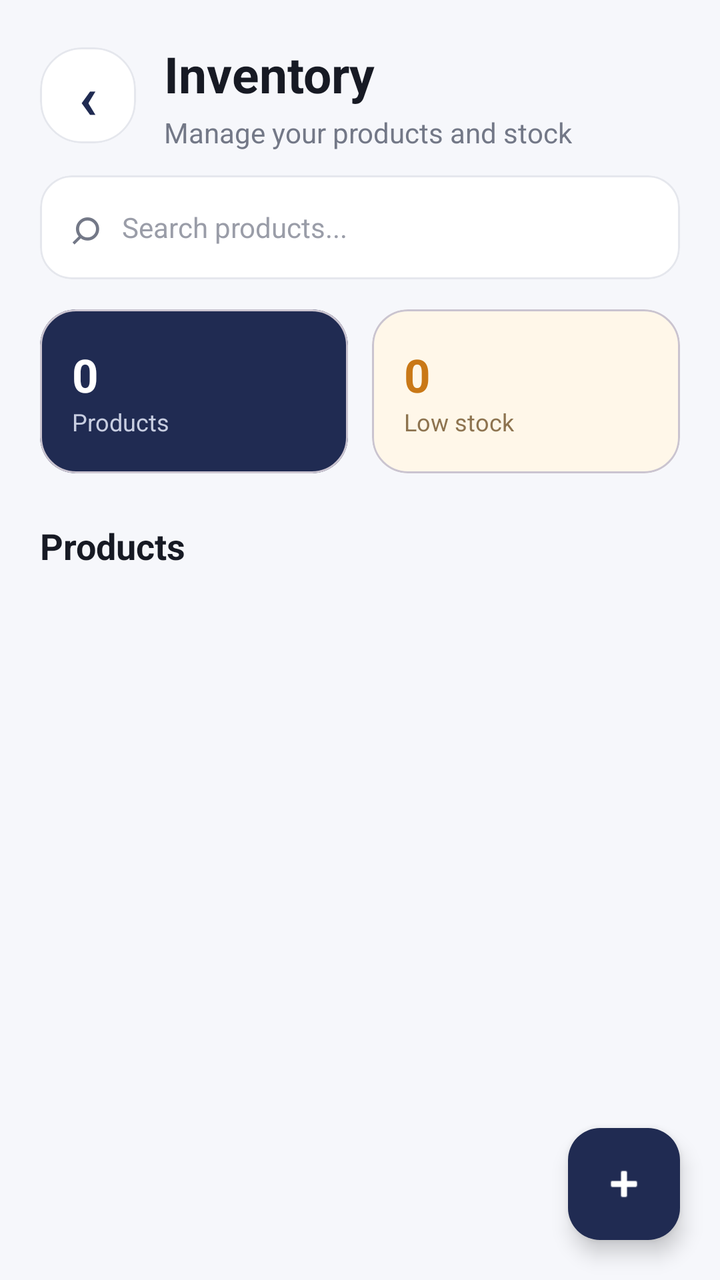
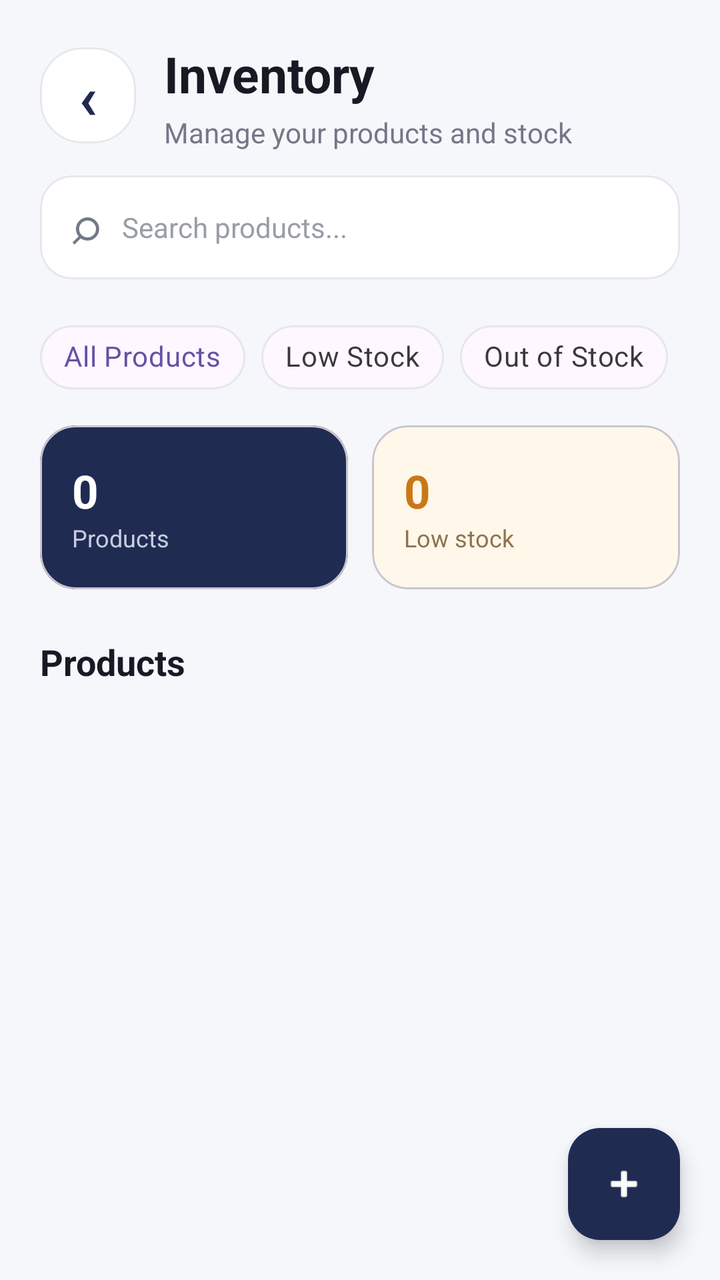

An Android layout rendered at two revisions. The XML below is the earlier revision; the diff shows what the commit changed to produce the second picture.
<!-- AndroidManifest.xml: application theme Theme.BillEasy -->
<!-- res/layout/activity_inventory.xml -->
<?xml version="1.0" encoding="utf-8"?>
<LinearLayout xmlns:android="http://schemas.android.com/apk/res/android"
    xmlns:app="http://schemas.android.com/apk/res-auto"
    android:layout_width="match_parent"
    android:layout_height="match_parent"
    android:orientation="vertical"
    android:background="#F6F7FB">

    

    <LinearLayout
        android:layout_width="match_parent"
        android:layout_height="wrap_content"
        android:gravity="center_vertical"
        android:orientation="horizontal"
        android:paddingStart="20dp"
        android:paddingTop="20dp"
        android:paddingEnd="20dp"
        android:paddingBottom="12dp">

        

        <com.google.android.material.card.MaterialCardView
            android:id="@+id/btnBack"
            android:layout_width="48dp"
            android:layout_height="48dp"
            android:clickable="true"
            android:focusable="true"
            app:cardBackgroundColor="#FFFFFF"
            app:cardCornerRadius="21dp"
            app:cardElevation="0dp"
            app:rippleColor="#E9EBF2"
            app:strokeColor="#E5E7ED"
            app:strokeWidth="1dp">

            <TextView
                android:layout_width="match_parent"
                android:layout_height="match_parent"
                android:gravity="center"
                android:text="‹"
                android:textColor="#202B52"
                android:textSize="30sp"
                android:textStyle="bold" />

        </com.google.android.material.card.MaterialCardView>


        

        <LinearLayout
            android:layout_width="0dp"
            android:layout_height="wrap_content"
            android:layout_marginStart="14dp"
            android:layout_weight="1"
            android:orientation="vertical">

            <TextView
                android:layout_width="wrap_content"
                android:layout_height="wrap_content"
                android:text="Inventory"
                android:textColor="#171A24"
                android:textSize="25sp"
                android:textStyle="bold" />

            <TextView
                android:layout_width="wrap_content"
                android:layout_height="wrap_content"
                android:layout_marginTop="3dp"
                android:text="Manage your products and stock"
                android:textColor="#737887"
                android:textSize="14sp" />

        </LinearLayout>

    </LinearLayout>


    

    <com.google.android.material.card.MaterialCardView
        android:layout_width="match_parent"
        android:layout_height="52dp"
        android:layout_marginStart="20dp"
        android:layout_marginEnd="20dp"
        android:layout_marginBottom="15dp"
        app:cardBackgroundColor="#FFFFFF"
        app:cardCornerRadius="16dp"
        app:cardElevation="0dp"
        app:strokeColor="#E5E7ED"
        app:strokeWidth="1dp">

        <LinearLayout
            android:layout_width="match_parent"
            android:layout_height="match_parent"
            android:gravity="center_vertical"
            android:paddingStart="15dp"
            android:paddingEnd="15dp">

            <TextView
                android:layout_width="wrap_content"
                android:layout_height="wrap_content"
                android:text="⌕"
                android:textColor="#737887"
                android:textSize="25sp" />

            <EditText
                android:id="@+id/etSearch"
                android:layout_width="0dp"
                android:layout_height="match_parent"
                android:layout_marginStart="10dp"
                android:layout_weight="1"
                android:background="@null"
                android:hint="Search products..."
                android:singleLine="true"
                android:textColor="#171A24"
                android:textColorHint="#9A9DA8"
                android:textSize="14sp" />

        </LinearLayout>

    </com.google.android.material.card.MaterialCardView>


    

    <LinearLayout
        android:layout_width="match_parent"
        android:layout_height="wrap_content"
        android:paddingStart="20dp"
        android:paddingEnd="20dp"
        android:orientation="horizontal">

        <com.google.android.material.card.MaterialCardView
            android:layout_width="0dp"
            android:layout_height="82dp"
            android:layout_marginEnd="6dp"
            android:layout_weight="1"
            app:cardBackgroundColor="#202B52"
            app:cardCornerRadius="18dp"
            app:cardElevation="0dp">

            <LinearLayout
                android:layout_width="match_parent"
                android:layout_height="match_parent"
                android:gravity="center_vertical"
                android:orientation="vertical"
                android:paddingStart="16dp">

                <TextView
                    android:id="@+id/tvTotalProducts"
                    android:layout_width="wrap_content"
                    android:layout_height="wrap_content"
                    android:text="0"
                    android:textColor="#FFFFFF"
                    android:textSize="23sp"
                    android:textStyle="bold" />

                <TextView
                    android:layout_width="wrap_content"
                    android:layout_height="wrap_content"
                    android:text="Products"
                    android:textColor="#C8CEE1"
                    android:textSize="12sp" />

            </LinearLayout>

        </com.google.android.material.card.MaterialCardView>


        <com.google.android.material.card.MaterialCardView
            android:layout_width="0dp"
            android:layout_height="82dp"
            android:layout_marginStart="6dp"
            android:layout_weight="1"
            app:cardBackgroundColor="#FFF7E9"
            app:cardCornerRadius="18dp"
            app:cardElevation="0dp">

            <LinearLayout
                android:layout_width="match_parent"
                android:layout_height="match_parent"
                android:gravity="center_vertical"
                android:orientation="vertical"
                android:paddingStart="16dp">

                <TextView
                    android:id="@+id/tvLowStock"
                    android:layout_width="wrap_content"
                    android:layout_height="wrap_content"
                    android:text="0"
                    android:textColor="#C97817"
                    android:textSize="23sp"
                    android:textStyle="bold" />

                <TextView
                    android:layout_width="wrap_content"
                    android:layout_height="wrap_content"
                    android:text="Low stock"
                    android:textColor="#8D734F"
                    android:textSize="12sp" />

            </LinearLayout>

        </com.google.android.material.card.MaterialCardView>

    </LinearLayout>


    

    <TextView
        android:layout_width="wrap_content"
        android:layout_height="wrap_content"
        android:layout_marginStart="20dp"
        android:layout_marginTop="24dp"
        android:text="Products"
        android:textColor="#171A24"
        android:textSize="18sp"
        android:textStyle="bold" />

    <androidx.recyclerview.widget.RecyclerView
        android:id="@+id/recyclerProducts"
        android:layout_width="match_parent"
        android:layout_height="0dp"
        android:layout_weight="1"
        android:clipToPadding="false"
        android:paddingStart="20dp"
        android:paddingTop="12dp"
        android:paddingEnd="20dp"
        android:paddingBottom="90dp" />


    

    <com.google.android.material.floatingactionbutton.FloatingActionButton
        android:id="@+id/fabAddProduct"
        android:layout_width="wrap_content"
        android:layout_height="wrap_content"
        android:layout_gravity="end"
        android:layout_marginEnd="20dp"
        android:layout_marginBottom="20dp"
        android:contentDescription="Add product"
        android:src="@android:drawable/ic_input_add"
        app:backgroundTint="#202B52"
        app:tint="#FFFFFF" />

</LinearLayout>
<!-- resources referenced by this layout -->
<resources>
  <style name="Theme.BillEasy" parent="Base.Theme.BillEasy" />
  <style name="Base.Theme.BillEasy" parent="Theme.Material3.DayNight.NoActionBar">
          
          
      </style>
</resources>

<!-- the commit's change to res/layout/activity_inventory.xml (unified diff, before → after) -->
@@ -123,6 +123,71 @@
 
     
 
+    <HorizontalScrollView
+        android:layout_width="match_parent"
+        android:layout_height="wrap_content"
+        android:layout_marginStart="20dp"
+        android:layout_marginEnd="20dp"
+        android:layout_marginBottom="10dp"
+        android:scrollbars="none">
+
+        <com.google.android.material.chip.ChipGroup
+            android:id="@+id/chipGroupFilters"
+            android:layout_width="wrap_content"
+            android:layout_height="wrap_content"
+            app:selectionRequired="true"
+            app:singleSelection="true">
+
+            <com.google.android.material.chip.Chip
+                android:id="@+id/chipAll"
+                style="@style/Widget.MaterialComponents.Chip.Choice"
+                android:layout_width="wrap_content"
+                android:layout_height="wrap_content"
+                android:checked="true"
+                android:checkable="true"
+                android:clickable="true"
+                android:focusable="true"
+                android:text="All Products"
+                android:textColor="@color/chip_text_state_list"
+                app:chipBackgroundColor="@color/chip_bg_state_list"
+                app:chipStrokeColor="#E5E7ED"
+                app:chipStrokeWidth="1dp" />
+
+            <com.google.android.material.chip.Chip
+                android:id="@+id/chipLowStock"
+                style="@style/Widget.MaterialComponents.Chip.Choice"
+                android:layout_width="wrap_content"
+                android:layout_height="wrap_content"
+                android:checkable="true"
+                android:clickable="true"
+                android:focusable="true"
+                android:text="Low Stock"
+                android:textColor="@color/chip_text_state_list"
+                app:chipBackgroundColor="@color/chip_bg_state_list"
+                app:chipStrokeColor="#E5E7ED"
+                app:chipStrokeWidth="1dp" />
+
+            <com.google.android.material.chip.Chip
+                android:id="@+id/chipOutOfStock"
+                style="@style/Widget.MaterialComponents.Chip.Choice"
+                android:layout_width="wrap_content"
+                android:layout_height="wrap_content"
+                android:checkable="true"
+                android:clickable="true"
+                android:focusable="true"
+                android:text="Out of Stock"
+                android:textColor="@color/chip_text_state_list"
+                app:chipBackgroundColor="@color/chip_bg_state_list"
+                app:chipStrokeColor="#E5E7ED"
+                app:chipStrokeWidth="1dp" />
+
+        </com.google.android.material.chip.ChipGroup>
+
+    </HorizontalScrollView>
+
+
+    
+
     <LinearLayout
         android:layout_width="match_parent"
         android:layout_height="wrap_content"
